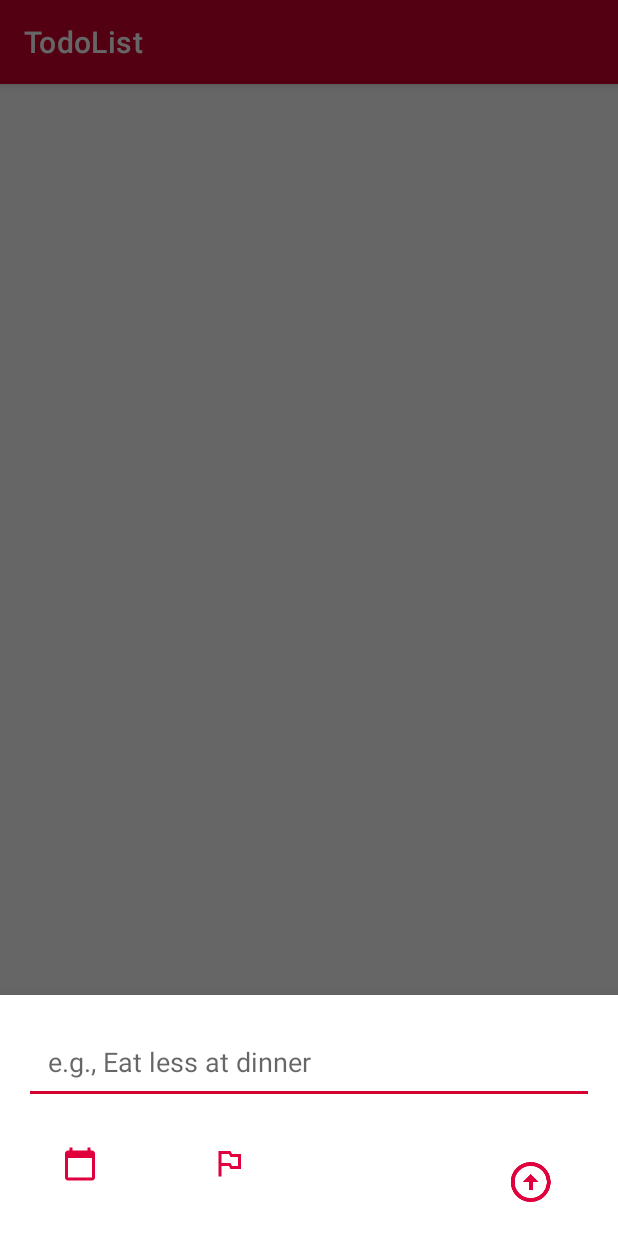
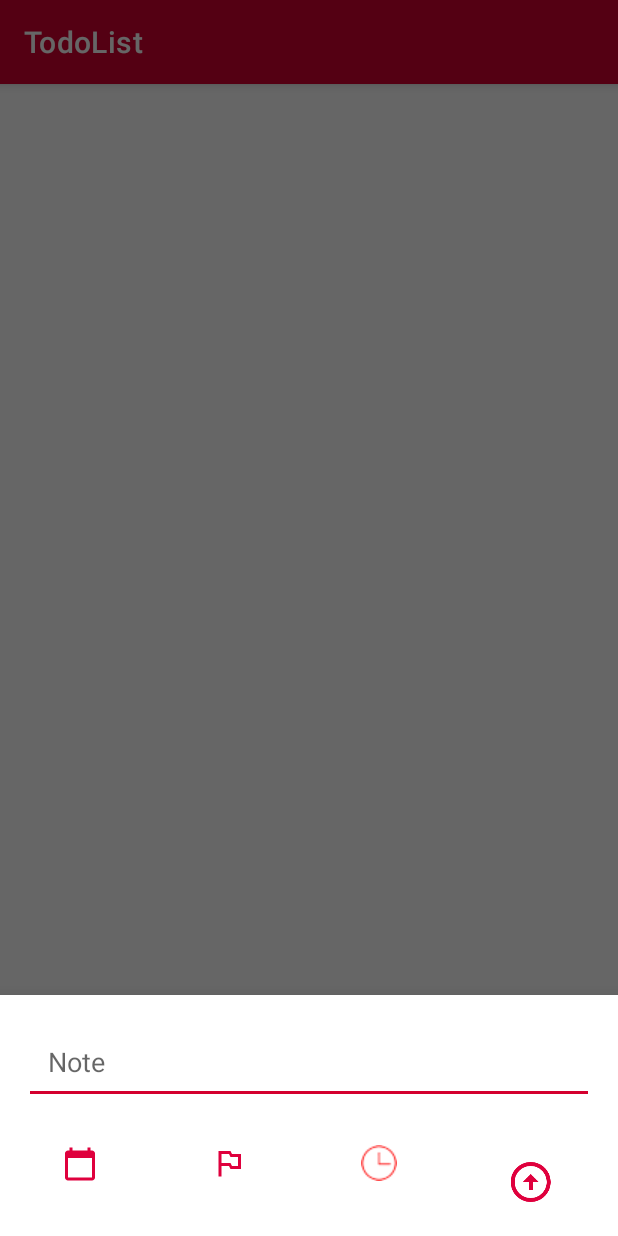
Before and after one commit to quangbruh123/Mobile-developer-project, an Android app: the fragment BottomSheetFragment shown on its own in the app's theme, on a phone screen of 412 x 824 dp. Run offline under Robolectric (Android 15) with nearby library versions, the phone set to English and light mode, and no system bars.

Commit message:
Bottom sheet fragment created, enable to add new todo thing

```diff
--- a/app/src/main/java/com/bawp/TodoList/BottomSheetFragment.java
+++ b/app/src/main/java/com/bawp/TodoList/BottomSheetFragment.java
@@ -1,27 +1,81 @@
 package com.bawp.TodoList;
 
 import android.os.Bundle;
+import android.text.TextUtils;
 import android.view.LayoutInflater;
 import android.view.View;
 import android.view.ViewGroup;
+import android.widget.CalendarView;
+import android.widget.EditText;
+import android.widget.ImageButton;
+import android.widget.RadioButton;
+import android.widget.RadioGroup;
 
+import com.bawp.TodoList.Model.Priority;
+import com.bawp.TodoList.Model.Task;
+import com.bawp.TodoList.Model.TaskViewModel;
 import com.google.android.material.bottomsheet.BottomSheetDialogFragment;
+import com.google.android.material.chip.Chip;
 
 import androidx.annotation.NonNull;
+import androidx.constraintlayout.widget.Group;
+
+import java.util.Calendar;
+import java.util.Locale;
 
 public class BottomSheetFragment extends BottomSheetDialogFragment {
+    private EditText enterTodo;
+    private ImageButton calenderButton;
+    private ImageButton priorityButton;
+    private ImageButton clockButton;
+    private ImageButton saveButton;
+    private RadioGroup priorityRadioGroup;
+    private RadioButton selectedRadioButton;
+    private int selectedButtonId;
+    private CalendarView calendarView;
+    private Group calenderGroup;
+
+    public BottomSheetFragment() {
+
+    }
 
     @Override
     public View onCreateView(
             LayoutInflater inflater, ViewGroup container,
-            Bundle savedInstanceState
-    ) {
+            Bundle savedInstanceState) {
         // Inflate the layout for this fragment
-        return inflater.inflate(R.layout.bottom_sheet, container, false);
+        View view = inflater.inflate(R.layout.bottom_sheet, container, false);
+        calenderGroup = view.findViewById(R.id.calendar_group);
+        calendarView = view.findViewById(R.id.calendar_view);
+        calenderButton = view.findViewById(R.id.today_calendar_button);
+        enterTodo = view.findViewById(R.id.enter_todo_et);
+        saveButton = view.findViewById(R.id.save_todo_button);
+        priorityButton = view.findViewById(R.id.priority_todo_button);
+        priorityRadioGroup = view.findViewById(R.id.radioGroup_priority);
+        clockButton = view.findViewById(R.id.time_button);
+
+        Chip todayChip = view.findViewById(R.id.today_chip);
+        Chip tomorrowChip = view.findViewById(R.id.tomorrow_chip);
+        Chip nextweekChip = view.findViewById(R.id.next_week_chip);
+
+        return view;
     }
 
     public void onViewCreated(@NonNull View view, Bundle savedInstanceState) {
         super.onViewCreated(view, savedInstanceState);
 
+        calenderButton.setOnClickListener(view1 -> {
+            calenderGroup.setVisibility(
+                    calendarView.getVisibility() == View.GONE ? View.VISIBLE : View.GONE
+            );
+        });
+        saveButton.setOnClickListener(view1 -> {
+            String task = enterTodo.getText().toString().trim();
+            if (!TextUtils.isEmpty(task)) {
+                Task newtask = new Task(task, Priority.HIGH, Calendar.getInstance().getTime(),
+                        Calendar.getInstance().getTime(), false);
+                TaskViewModel.insert(newtask);
+            }
+        });
     }
 }
--- a/app/src/main/java/com/bawp/TodoList/Model/TaskViewModel.java
+++ b/app/src/main/java/com/bawp/TodoList/Model/TaskViewModel.java
@@ -22,7 +22,7 @@ public class TaskViewModel extends AndroidViewModel {
     }
 
     public LiveData<List<Task>> getAllTasks() { return allTasks; }
-    public static void inset(Task task) { repository.insert(task); }
+    public static void insert(Task task) { repository.insert(task); }
     public LiveData<Task> get(long id) { return repository.get(id); }
     public static void update(Task task) { repository.update(task); }
     public static void delete(Task task) { repository.delete(task); }
--- a/app/src/main/java/com/bawp/TodoList/adapter/RecyclerViewAdapter.java
+++ b/app/src/main/java/com/bawp/TodoList/adapter/RecyclerViewAdapter.java
@@ -37,7 +37,7 @@ public class RecyclerViewAdapter extends RecyclerView.Adapter<RecyclerViewAdapte
         String formatted = Utils.formatDate(task.getDueDate());
 
         holder.task.setText(task.getTask());
-        holder.todayChip.setText(task.getDueDate().toString());
+        holder.todayChip.setText(formatted);
     }
 
     @Override
--- a/app/src/main/res/layout/bottom_sheet.xml
+++ b/app/src/main/res/layout/bottom_sheet.xml
@@ -1,6 +1,7 @@
 <?xml version="1.0" encoding="utf-8"?>
 <androidx.constraintlayout.widget.ConstraintLayout xmlns:android="http://schemas.android.com/apk/res/android"
     xmlns:app="http://schemas.android.com/apk/res-auto"
+    xmlns:tools="http://schemas.android.com/tools"
     android:id="@+id/bottomSheet"
     style="@style/Animation.Design.BottomSheetDialog"
     android:layout_width="match_parent"
@@ -16,7 +17,7 @@
         android:layout_width="0dp"
         android:layout_height="wrap_content"
         android:layout_margin="@dimen/dimen_16"
-        android:hint="@string/enter_todo_hint"
+        android:hint="Note"
         android:inputType="textPersonName"
         android:padding="@dimen/dimen_16"
         app:layout_constraintEnd_toEndOf="parent"
@@ -34,6 +35,19 @@
         app:layout_constraintTop_toBottomOf="@+id/enter_todo_et"
         app:srcCompat="@drawable/ic_baseline_outlined_flag_24"
         android:contentDescription="@string/image_description" />
+
+    <ImageButton
+        android:id="@+id/time_button"
+        android:layout_width="77dp"
+        android:layout_height="46dp"
+        android:layout_marginStart="124dp"
+        android:layout_marginTop="16dp"
+        android:background="@android:color/transparent"
+        android:contentDescription="@string/image_description"
+        app:layout_constraintStart_toEndOf="@+id/today_calendar_button"
+        app:layout_constraintTop_toBottomOf="@+id/enter_todo_et"
+        app:srcCompat="@drawable/clock"
+        tools:ignore="TouchTargetSizeCheck,TouchTargetSizeCheck" />
 
     <ImageButton
         android:id="@+id/save_todo_button"
```
Also changed, not shown: app/src/main/java/com/bawp/TodoList/MainActivity.java (+22 -3 lines), app/src/main/res/drawable/clock.png (added).
